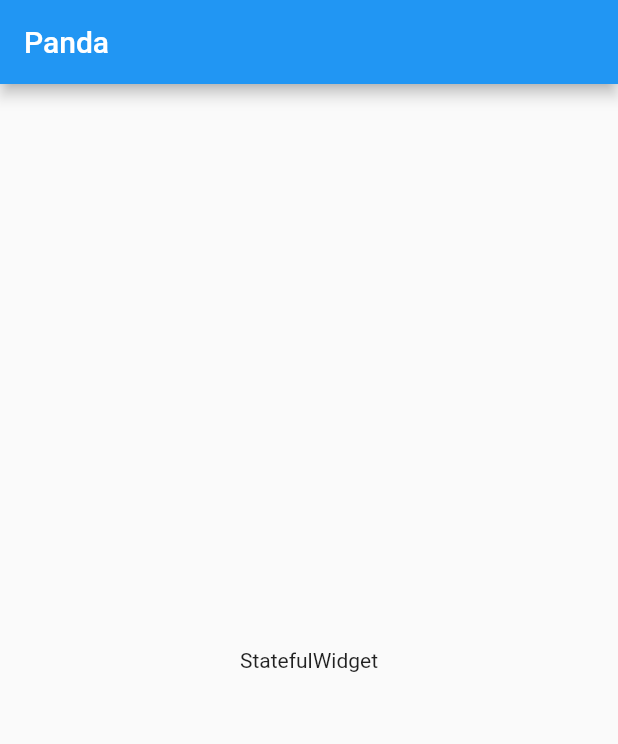
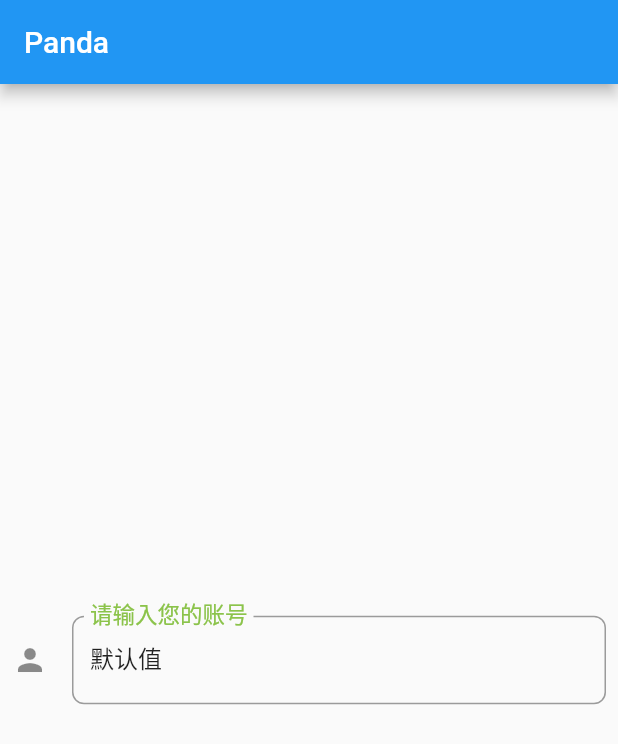
Before and after one commit to Panda296/flutter_app, a Flutter app: the screen it shows after launch, on a phone screen of 412 x 824 dp. Shown: the top 744 px of the screen. Run offline on Flutter 3.47's test engine with Material 2 defaults, Android fonts, the phone set to English and light mode, and no system bars.

Commit message:
TextField 的使用及常见属性

```diff
--- a/lib/main.dart
+++ b/lib/main.dart
@@ -11,24 +11,56 @@ class MyApp extends StatelessWidget {
         appBar: AppBar(
           title: Text("Panda"),
         ),
-        body: Homecontent(),
+        body: Register(),
       ),
     );
   }
 }
 
-class Homecontent extends StatelessWidget {
+class Register extends StatefulWidget {
+  @override
+  State<StatefulWidget> createState() {
+    return RegisterState();
+  }
+}
+
+class RegisterState extends State {
+  final controller = TextEditingController();
+
+  @override
+  void initState() {
+    super.initState();
+    controller.text = "默认值";
+    controller.addListener(() {
+      print("controller 监听到变化  ${controller.value}");
+    });
+  }
+
   @override
   Widget build(BuildContext context) {
-    return Center(
-      child: TextWidget(),
+    return Padding(
+      padding: const EdgeInsets.all(8.0),
+      child: Column(
+        mainAxisAlignment: MainAxisAlignment.center,
+        children: [
+          TextField(
+            decoration: InputDecoration(
+              icon: Icon(Icons.person),
+              labelText: "请输入您的账号",
+              labelStyle: TextStyle(fontSize: 20, color: Colors.lightGreen),
+              border: OutlineInputBorder(
+                  borderSide: BorderSide(width: 1),
+                  borderRadius: BorderRadius.circular(8)),
+              hintText: "username",
+              // filled: true, // 是否填充背景
+              // fillColor: Colors.orange, // 填充背景色
+            ),
+            onChanged: (value) => print("当前输入的值 $value"),
+            onSubmitted: (value) => print("当前提交的值 $value"),
+            controller: controller,
+          )
+        ],
+      ),
     );
   }
 }
-
-class TextWidget extends StatelessWidget {
-  @override
-  Widget build(BuildContext context) {
-    return Text("StatefulWidget");
-  }
-}
```
